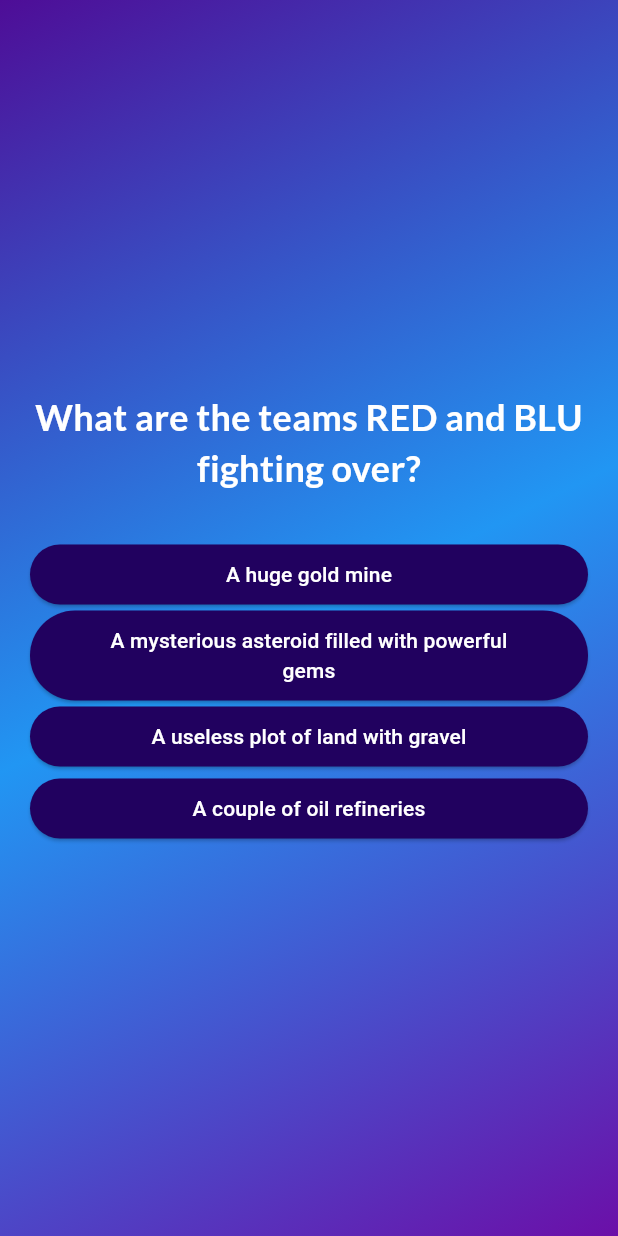
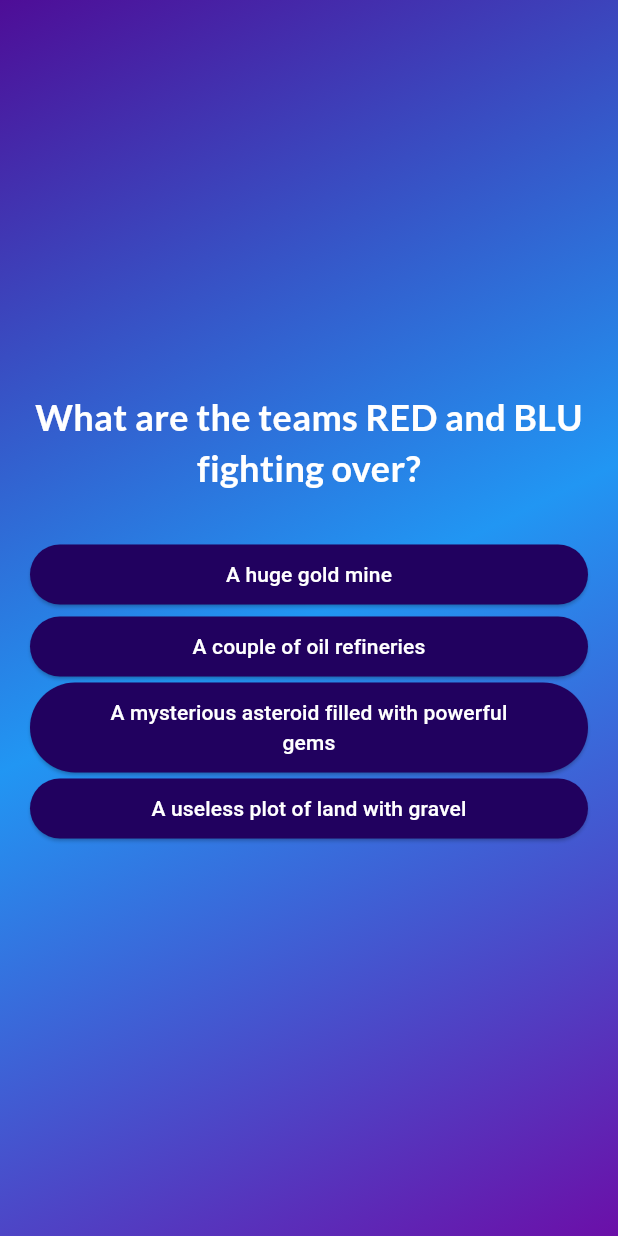
Before and after one commit to thehwayne/quiz_app, a Flutter app: the screen it shows after launch, after a tap on "Start Quiz", on a phone screen of 412 x 824 dp. Run offline on Flutter 3.47's test engine with Material 3 defaults, Android fonts, the phone set to English and light mode, and no system bars; our stand-ins replace google_fonts.

Commit message:
Fixed an issue with the shuffling of questions

```diff
--- a/quiz_app/lib/data/questions.dart
+++ b/quiz_app/lib/data/questions.dart
@@ -4,9 +4,9 @@ const questions = [
         QuizQuestion(
     'What are the teams RED and BLU fighting over?',
     [
+      'A useless plot of land with gravel', //Correct Answer
       'A huge gold mine',
       'A mysterious asteroid filled with powerful gems',
-      'A useless plot of land with gravel', //Correct Answer
       'A couple of oil refineries'
     ]
   ),
@@ -24,8 +24,8 @@ const questions = [
   QuizQuestion(
     'Who is the Scout\'s Father?',
     [
+      'The Spy', //Correct Answer
       'The Heavy',
-      'The Spy', //Correct Answer
       'Tom Jones',
       'Gordon Freeman'
     ]
@@ -34,19 +34,19 @@ const questions = [
   QuizQuestion(
     'What does the Dead Ringer do?',
     [
+      'Allows a player to feign death',  //Correct Answer
       'Nothing special, it\'s a stock weapon',
       'Applies 8 seconds of bleed damage to enemies',
       'Allows a player to go invisible for longer if they don\'t move',
-      'Allows a player to feign death'  //Correct Answer
     ]
   ),
 
     QuizQuestion(
     'Who is the Soldier\'s rather unique roommate?',
     [
+      'Merasmus the Magician', //Correct Answer
       'Santa Claus',
       'Poopy Joe',
-      'Merasmus the Magician', //Correct Answer
       'Dolly Parton'
     ]
   ),
--- a/quiz_app/lib/models/quiz_question.dart
+++ b/quiz_app/lib/models/quiz_question.dart
@@ -6,7 +6,7 @@ class QuizQuestion {
 
   List<String> getShuffledAnswers() {
     final shuffledList = List.of(answers);
-    shuffledList.shuffle;
+    shuffledList.shuffle();
     return shuffledList;
   }
 }
```
